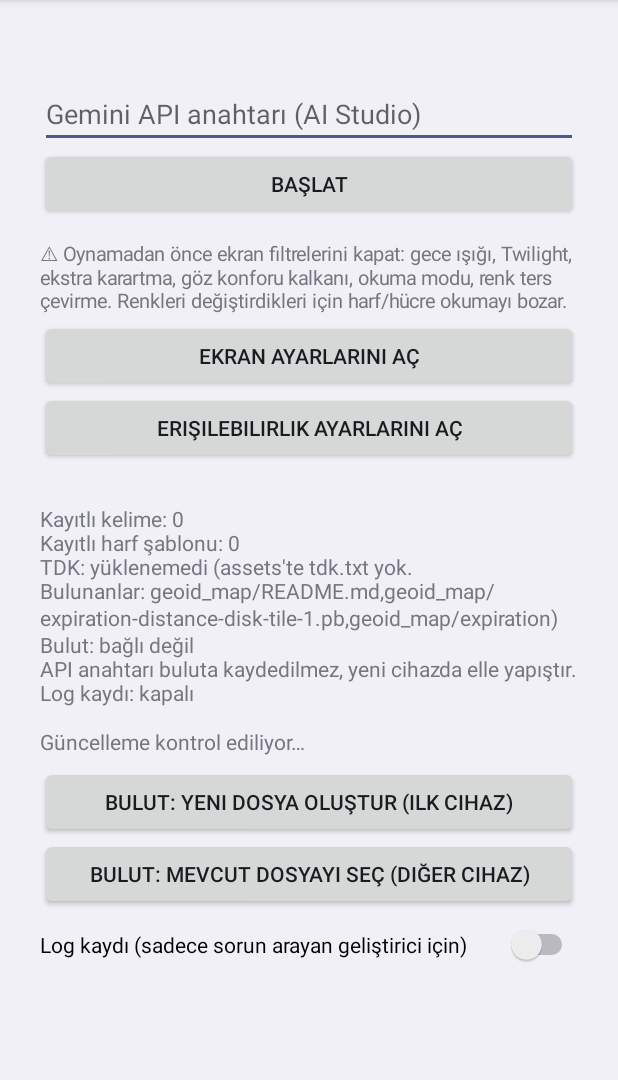
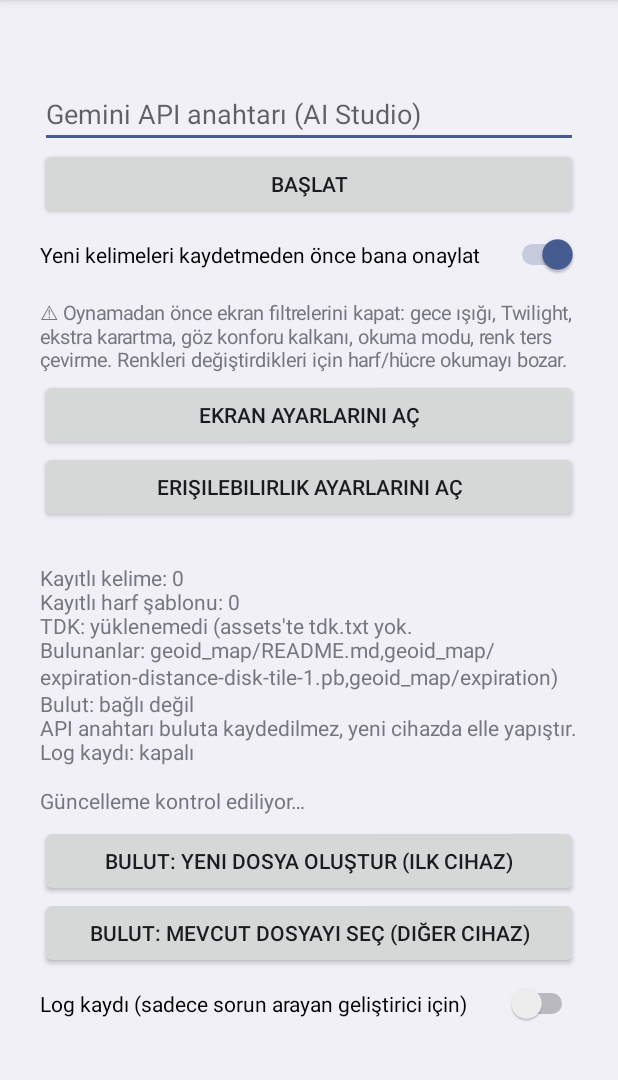
Before and after one commit to perfectlypathetic/CrossUp, an Android app: the screen it shows after launch (MainActivity), on a phone screen of 412 x 824 dp, the part 84-1164 px from its top. Run offline under Robolectric (Android 15) with nearby library versions, the phone set to English and light mode, and no system bars; 2 statements that could not run were skipped.

Commit message:
Add confirmation switch and pending approvals button

```diff
--- a/app/src/main/java/com/example/crossup/MainActivity.kt
+++ b/app/src/main/java/com/example/crossup/MainActivity.kt
@@ -13,6 +13,7 @@ import android.widget.*
 import com.example.crossup.ai.ClueDb
 import com.example.crossup.ai.CloudSync
 import com.example.crossup.ai.LetterDb
+import com.example.crossup.ai.PendingStore
 import com.example.crossup.ai.TdkDb
 import com.example.crossup.service.CaptureService
 
@@ -20,6 +21,7 @@ class MainActivity : Activity() {
     private lateinit var keyBox: EditText
     private lateinit var info: TextView
     private lateinit var updInfo: TextView
+    private lateinit var pendBtn: Button
 
     // Güncelleme kontrolü için yardımcı değişkenler
     private var lastCheck = 0L                       // en son ne zaman kontrol edildi
@@ -52,6 +54,23 @@ class MainActivity : Activity() {
                 showFilterGuide(prefs)
             }
         } }
+
+        // Kelime onayı: yeni kelimeler kaydedilmeden önce sana sorulsun mu?
+        val confirmSwitch = Switch(this).apply {
+            text = "Yeni kelimeleri kaydetmeden önce bana onaylat"
+            setPadding(0, 20, 0, 10)
+            isChecked = PendingStore.confirmEnabled(this@MainActivity)
+            setOnCheckedChangeListener { _, on ->
+                PendingStore.setConfirmEnabled(this@MainActivity, on)
+                Toast.makeText(this@MainActivity,
+                    if (on) "Kelime onayı AÇIK" else "Kelime onayı KAPALI: yeni kelimeler sormadan kaydedilir",
+                    Toast.LENGTH_SHORT).show()
+            }
+        }
+        pendBtn = Button(this).apply {
+            text = "Bekleyen onaylar"
+            setOnClickListener { openReview() }
+        }
 
         info = TextView(this).apply { textSize = 14f; setPadding(0, 40, 0, 10) }
 
@@ -146,6 +165,7 @@ class MainActivity : Activity() {
             addView(LinearLayout(this@MainActivity).apply {
                 orientation = LinearLayout.VERTICAL; setPadding(40, 80, 40, 40)
                 addView(keyBox); addView(go)
+                addView(confirmSwitch); addView(pendBtn)
                 addView(filterNote); addView(openDisplay); addView(openAccess)
                 addView(info)
                 addView(updInfo)
@@ -154,6 +174,22 @@ class MainActivity : Activity() {
             })
         })
         // Güncelleme kontrolü onResume'da otomatik yapılır (uygulama her açıldığında).
+
+        // Uygulama yeni açıldıysa ve önceki oyundan onay bekleyen bir şey kaldıysa (ör. telefon kapanmıştı) sor.
+        val waiting = PendingStore.get(this).sessionCount()
+        if (s == null && waiting > 0) {
+            AlertDialog.Builder(this)
+                .setTitle("Onay bekleyen bulmaca var")
+                .setMessage("Önceki oyundan $waiting bulmaca için onay bekleyen kelime / çözülmemiş yuva kaldı. " +
+                    "Bulmacanın ekran görüntüsü de saklı. Şimdi bakmak ister misin?")
+                .setPositiveButton("Bak") { _, _ -> openReview() }
+                .setNegativeButton("Sonra", null)
+                .show()
+        }
+    }
+
+    private fun openReview() {
+        startActivity(Intent(this, ReviewActivity::class.java))
     }
 
     // ---------- Ekran filtresi uyarısı ----------
@@ -316,7 +352,11 @@ class MainActivity : Activity() {
             tdkDb.lastError.isNotEmpty() -> "TDK: yüklenemedi (${tdkDb.lastError})"
             else -> "TDK: yükleniyor…"
         }
+        val ps = PendingStore.get(this)
+        pendBtn.text = "Bekleyen onaylar (${ps.sessionCount()} bulmaca)"
+        pendBtn.visibility = if (ps.sessionCount() > 0) android.view.View.VISIBLE else android.view.View.GONE
         info.text = "Kayıtlı kelime: ${ClueDb.get(this).size()}\n" +
+            (if (ps.sessionCount() > 0) "Onay bekleyen: ${ps.sessionCount()} bulmaca, ${ps.itemCount()} yuva\n" else "") +
             "Kayıtlı harf şablonu: ${LetterDb.get(this).size()}\n" +
             tdkLine + "\n" +
             cloud + "\n" +
```
